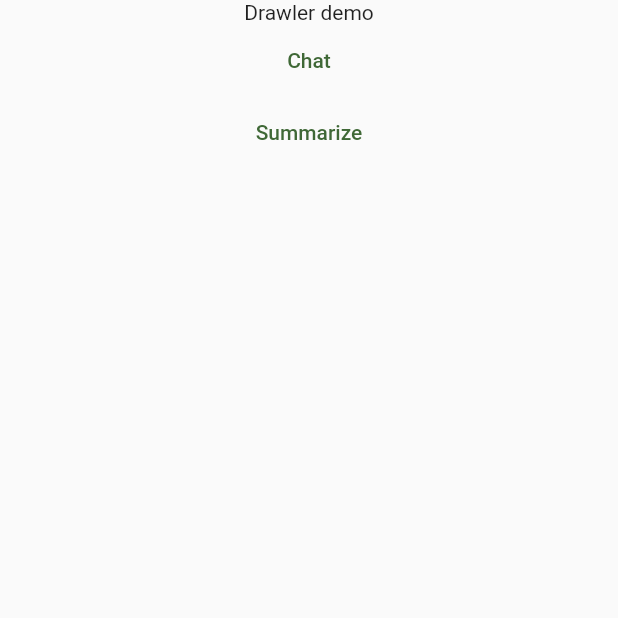
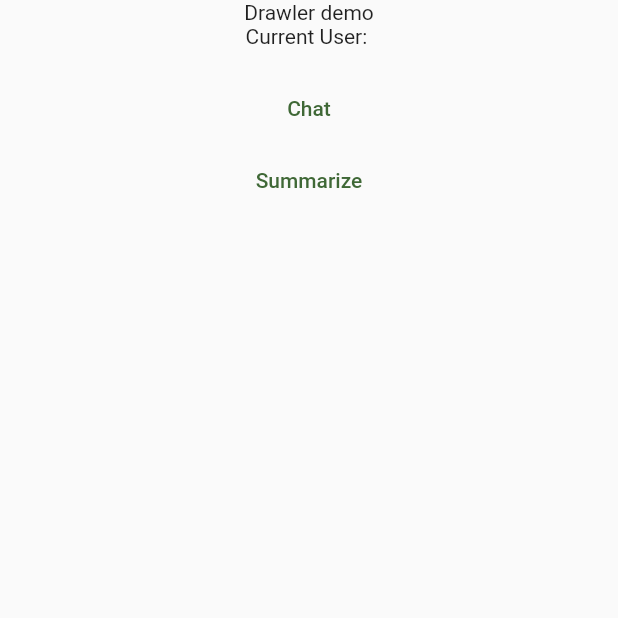
Before and after one commit to congltk1234/BrycenChatbot, a Flutter app: the MyHomePage screen opened directly with empty values, on a phone screen of 412 x 824 dp, the top half of it. Run offline on Flutter 3.47's test engine with Material 2 defaults, Android fonts, the phone set to English and light mode, and no system bars; our stand-ins replace animated_text_kit, cloud_firestore, file_picker, firebase_core, flutter_tts, shared_preferences and 1 more; missing offline and left inert: dart_openai, langchain, langchain_openai; accounts and stored records are empty; network calls fail.

Commit message:
UserModel, Sharedpreference between drawler element

```diff
--- /dev/null
+++ b/lib/models/user.dart
@@ -0,0 +1,21 @@
+class UserModel {
+  String? uid;
+  String? username;
+  String? apiKey;
+
+  UserModel({this.uid, this.username, this.apiKey});
+
+  UserModel.fromJson(Map<String, dynamic> json) {
+    uid = json['uid'];
+    username = json['username'];
+    apiKey = json['apiKey'];
+  }
+
+  Map<String, dynamic> toJson() {
+    final Map<String, dynamic> data = new Map<String, dynamic>();
+    data['uid'] = this.uid;
+    data['username'] = this.username;
+    data['apiKey'] = this.apiKey;
+    return data;
+  }
+}
--- a/lib/screens/home_screen.dart
+++ b/lib/screens/home_screen.dart
@@ -52,7 +52,7 @@ class _HomeScreenState extends State<HomeScreen> {
       body: jsonEncode({
         "model": "text-davinci-003",
         "prompt": "Testing",
-        "max_tokens": 5,
+        "max_tokens": 2,
         "temperature": 0,
       }),
     );
--- a/lib/widget/chatTitle.dart
+++ /dev/null
@@ -1,14 +0,0 @@
-class ChatTitle {
-  final String id;
-  final String title;
-  final String apiKey;
-  // final bool? isFavorite;
-  // final DateTime chatDate;
-  const ChatTitle({
-    required this.id,
-    required this.title,
-    // this.isFavorite,
-    // required this.chatDate,
-    required this.apiKey,
-  });
-}
--- a/lib/widget/menu.dart
+++ b/lib/widget/menu.dart
@@ -1,8 +1,12 @@
+import 'dart:convert';
+
 import 'package:brycen_chatbot/firebase_options.dart';
-import 'package:brycen_chatbot/widget/chatTitle.dart';
+import 'package:brycen_chatbot/models/user.dart';
+// import 'package:brycen_chatbot/widget/chatTitle.dart';
 import 'package:firebase_core/firebase_core.dart';
 import 'package:flutter/material.dart';
 import 'package:cloud_firestore/cloud_firestore.dart';
+import 'package:shared_preferences/shared_preferences.dart';
 
 void main() async {
   WidgetsFlutterBinding.ensureInitialized();
@@ -20,7 +24,10 @@ class MyApp extends StatelessWidget {
   @override
   Widget build(BuildContext context) {
     return MaterialApp(
-      theme: ThemeData(useMaterial3: true),
+      theme: ThemeData(
+        useMaterial3: true,
+        colorScheme: ColorScheme.fromSeed(seedColor: Colors.greenAccent),
+      ),
       title: appTitle,
       home: MyHomePage(title: appTitle),
     );
@@ -39,7 +46,24 @@ class MyHomePage extends StatefulWidget {
 class _MyHomePageState extends State<MyHomePage> {
   int _selectedIndex = 0;
   GlobalKey<ScaffoldState> scaffoldKey = GlobalKey<ScaffoldState>();
-  late List<ChatTitle> _widgetOptions;
+  late List<UserModel> _widgetOptions;
+  late UserModel currentUser;
+
+  @override
+  void initState() {
+    menuList();
+    _fetchValue();
+    super.initState();
+  }
+
+  void _fetchValue() async {
+    SharedPreferences pref = await SharedPreferences.getInstance();
+    Map<String, dynamic> json = jsonDecode(pref.getString('userData')!);
+    setState(() {
+      currentUser = UserModel.fromJson(json);
+    });
+    print('get User ${currentUser.username}');
+  }
 
   void _onItemTapped(int index) {
     setState(() {
@@ -49,7 +73,7 @@ class _MyHomePageState extends State<MyHomePage> {
 
   @override
   Widget build(BuildContext context) {
-    menuList();
+    _fetchValue();
 
     return Scaffold(
       key: scaffoldKey,
@@ -59,6 +83,7 @@ class _MyHomePageState extends State<MyHomePage> {
           child: Column(
             children: [
               Text('Drawler demo'),
+              Text('Current User: \n ${currentUser.username}'),
               TextButton(
                   child: Text('Chat'),
                   onPressed: () {
@@ -95,18 +120,15 @@ class _MyHomePageState extends State<MyHomePage> {
 
   void menuList() async {
     final users = await FirebaseFirestore.instance.collection("users").get();
-
-    List<ChatTitle> widgetList = [];
-
+    List<UserModel> widgetList = [];
     for (var element in users.docs) {
       // final option = Text(element.data()['Username']);
-      widgetList.add(ChatTitle(
-          id: element.id,
-          title: element.data()['Username'],
+      widgetList.add(UserModel(
+          uid: element.id,
+          username: element.data()['Username'],
           // chatDate: element.data()['createdAt'],
           apiKey: element.data()['APIkey']));
     }
-
     setState(() {
       _widgetOptions = widgetList;
     });
@@ -124,13 +146,13 @@ class _MyHomePageState extends State<MyHomePage> {
 
     for (var element in _widgetOptions) {
       tiles.add(ListTile(
-        title: Text(element.title),
+        title: Text(element.username!),
         onTap: () {
           Navigator.push(
             context,
             MaterialPageRoute(
               builder: (context) => MenuItemPage(
-                chatTitle: element,
+                user: element,
               ),
             ),
           );
@@ -144,22 +166,38 @@ class _MyHomePageState extends State<MyHomePage> {
 }
 
 class MenuItemPage extends StatelessWidget {
-  final ChatTitle chatTitle;
+  final UserModel user;
 
-  const MenuItemPage({super.key, required this.chatTitle});
+  const MenuItemPage({super.key, required this.user});
 
   @override
   Widget build(BuildContext context) {
     return Scaffold(
       appBar: AppBar(
-        title: Text("${chatTitle.title}"),
+        title: Text("${user.username}"),
       ),
       body: Center(
-          child: Text(
-        'Your API is ${chatTitle.apiKey}',
-        textAlign: TextAlign.center,
-        overflow: TextOverflow.ellipsis,
-        style: TextStyle(fontWeight: FontWeight.bold),
+          child: Column(
+        mainAxisAlignment: MainAxisAlignment.center,
+        children: [
+          Text(
+            'Your API is \n ${user.apiKey}',
+            textAlign: TextAlign.center,
+            overflow: TextOverflow.ellipsis,
+            style: TextStyle(fontWeight: FontWeight.bold),
+          ),
+          const Divider(height: 10),
+          ElevatedButton(
+            child: Text('Stored user to sharedprefrence'),
+            onPressed: () async {
+              SharedPreferences pref = await SharedPreferences.getInstance();
+// Map json = jsonDecode(jsonString);
+              String a = jsonEncode(user);
+              pref.setString('userData', a);
+              print('Stored');
+            },
+          ),
+        ],
       )),
     );
   }
```
Also changed, not shown: lib/screens/auth_form.dart (added).
